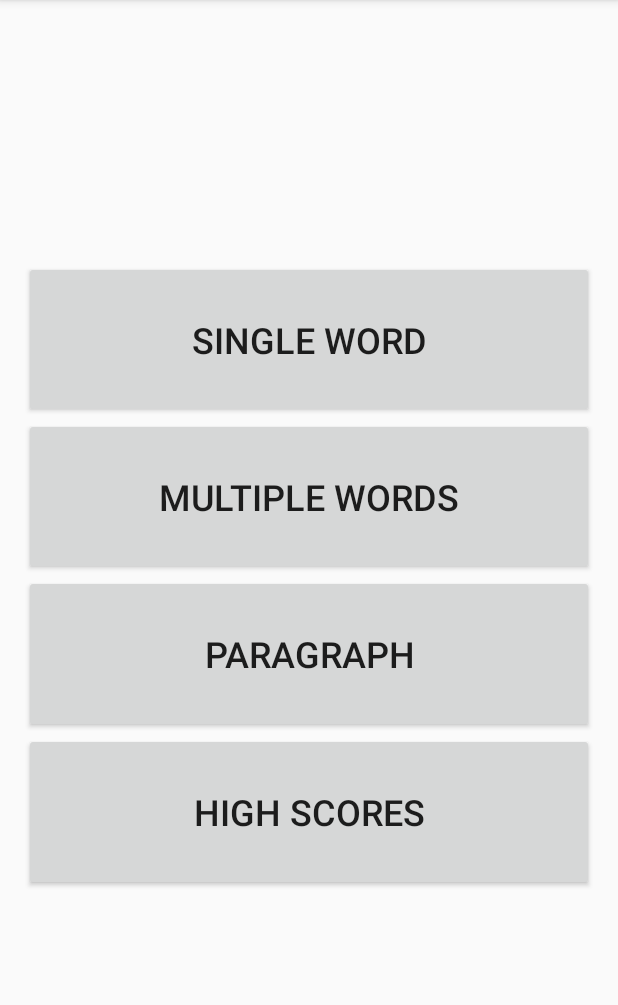
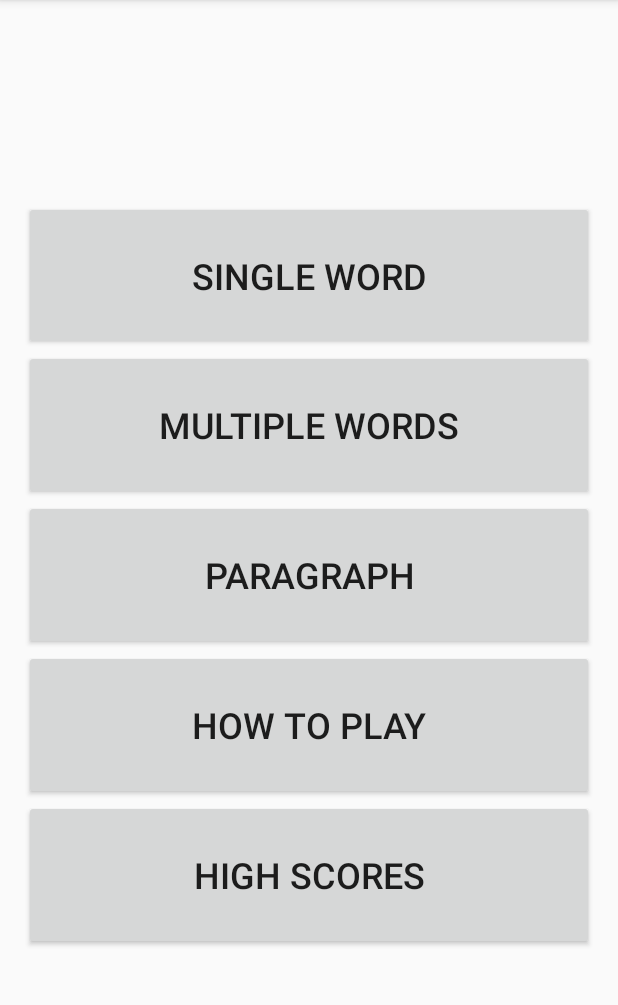
Before and after one commit to jeremy-wenzel/Tap-Tap-Tap, an Android app: the screen it shows after launch (MainLandingActivity), on a phone screen of 412 x 824 dp, the part 84-1089 px from its top. Run offline under Robolectric (Android 15) with nearby library versions, the phone set to English and light mode, and no system bars.

Commit message:
Added HowToPlay Activity to the MainLanding Activity

```diff
--- a/TapTapTap/app/src/main/java/cs371m/taptaptap/MainLandingActivity.java
+++ b/TapTapTap/app/src/main/java/cs371m/taptaptap/MainLandingActivity.java
@@ -43,14 +43,7 @@ public class MainLandingActivity extends AppCompatActivity {
         dontShowAgain = (CheckBox) eulaLayout.findViewById(R.id.skip);
         dialogBox.setView(eulaLayout);
         dialogBox.setTitle("Hello");
-        dialogBox.setMessage("This is TapTapTap. Its an App that helps you text faster." +
-                "\nRules: " +
-                "\n1) Every correct letters  that you type gives you a point." +
-                "\n2) every mistake you make takes away a point." +
-                "\n3) Fully Complete words give you bonus points." +
-                "\nThe game ends once you have completed the provided text. " +
-                "\nHave fun :)");
-
+        dialogBox.setMessage(R.string.how_to_play_text);
 
         dialogBox.setPositiveButton("Close", new DialogInterface.OnClickListener() {
             public void onClick(DialogInterface dialog, int which) {
@@ -139,6 +132,11 @@ public class MainLandingActivity extends AppCompatActivity {
         startTapActivity(2);
     }
 
+    public void howToPlay(View view) {
+        Intent intent = new Intent(this, HowToPlayActivity.class);
+        startActivity(intent);
+    }
+
     public void highScores(View view) {
         Intent intent = new Intent(this, HighScoreActivity.class);
         startActivity(intent);
--- a/TapTapTap/app/src/main/res/layout/activity_main_landing.xml
+++ b/TapTapTap/app/src/main/res/layout/activity_main_landing.xml
@@ -42,6 +42,14 @@
             android:textSize="24dp"
             android:onClick="startParagraphGame"/>
         <Button
+            android:id="@+id/how_to_play"
+            android:layout_width="match_parent"
+            android:layout_height="wrap_content"
+            android:text="@string/how_to_play_label"
+            android:layout_weight="0.10"
+            android:textSize="24dp"
+            android:onClick="howToPlay"/>
+        <Button
             android:id="@+id/high_scores"
             android:layout_width="match_parent"
             android:layout_height="wrap_content"
--- a/TapTapTap/app/src/main/res/values/strings.xml
+++ b/TapTapTap/app/src/main/res/values/strings.xml
@@ -6,6 +6,7 @@
     <string name="new_game">New Game</string>
     <string name="high_scores">High Scores</string>
     <string name="settings">Settings</string>
+    <string name="how_to_play_label">How To Play</string>
 
     <!-- For Game Type Strings -->
     <string name="single_word">Single Word</string>
@@ -36,4 +37,13 @@
     <string name="small_size">Small</string>
     <string name="medium_size">Medium</string>
     <string name="large_size">Large</string>
+
+    <!-- How to play -->
+    <string name="how_to_play_text">"This is TapTapTap. Its an App that helps you text faster."
+                "\nRules: "
+                "\n1) Every correct letters  that you type gives you a point."
+                "\n2) every mistake you make takes away a point."
+                "\n3) Fully Complete words give you bonus points."
+                "\nThe game ends once you have completed the provided text. "
+                "\nHave fun :)"</string>
 </resources>
```
Also changed, not shown: TapTapTap/app/src/main/AndroidManifest.xml (+4 -5 lines), TapTapTap/app/src/main/java/cs371m/taptaptap/HowToPlayActivity.java (added, +49 -0 lines), TapTapTap/app/src/main/res/layout/activity_how_to_play.xml (added, +17 -0 lines).
